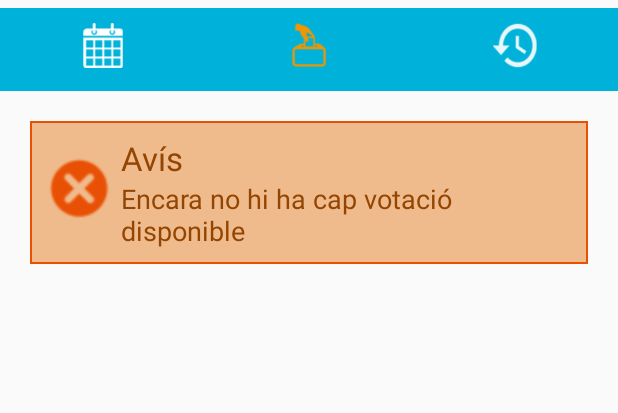
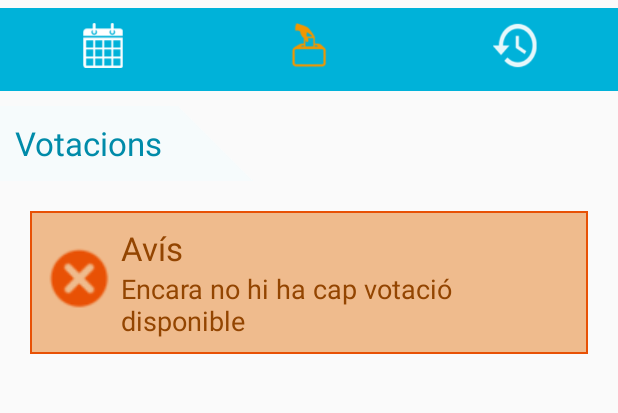
Before and after one commit to ericguti90/BBS_Access, an Android app: the ListActivity screen opened directly, with no data from a screen before it, after a tap on an icon or button, on a phone screen of 412 x 824 dp, the part 83-496 px from its top. Run offline under Robolectric (Android 15) with nearby library versions, the light colour scheme and no system bars.

Commit message:
add titles

```diff
--- a/app/src/main/java/es/cat/cofb/bbsaccess/Presentation/ListActivity.java
+++ b/app/src/main/java/es/cat/cofb/bbsaccess/Presentation/ListActivity.java
@@ -57,7 +57,7 @@ public class ListActivity extends AppCompatActivity implements View.OnClickListe
     RecyclerView eventos;
     private LinearLayoutManager mLinearLayout;
     HttpURLConnection con;
-    TextView txtError;
+    TextView txtError, textList;
     LinearLayout lyError;
     private int user = 5;
 
@@ -69,6 +69,7 @@ public class ListActivity extends AppCompatActivity implements View.OnClickListe
         eventos = (RecyclerView) findViewById(R.id.LstListado);
         drawerLayout = (DrawerLayout)findViewById(R.id.drawer_layout);
         txtError = (TextView) findViewById(R.id.textView31);
+        textList = (TextView) findViewById(R.id.textList);
         lyError = (LinearLayout) findViewById(R.id.avisError);
         navView = (NavigationView)findViewById(R.id.navview);
         navView.setNavigationItemSelectedListener(
@@ -200,6 +201,7 @@ public class ListActivity extends AppCompatActivity implements View.OnClickListe
                 if(actual != "event") {
                     actual = "event";
                     //frgListado.setList(datos);
+                    textList.setText("Esdeveniments");
                     setImgStatus(R.drawable.event_push, R.drawable.votation, R.drawable.history);
                     if(api.getEventos().size() == 0) {
                         eventos.setVisibility(View.GONE);
@@ -215,6 +217,7 @@ public class ListActivity extends AppCompatActivity implements View.OnClickListe
             case R.id.votationIcon:
                 if(actual != "votation") {
                     actual = "votation";
+                    textList.setText("Votacions");
                     //frgListado.setList(datos);
                     setImgStatus(R.drawable.event, R.drawable.votation_push, R.drawable.history);
                     if(api.getVotaciones().size() == 0) eventos.setVisibility(View.GONE);
@@ -229,6 +232,7 @@ public class ListActivity extends AppCompatActivity implements View.OnClickListe
             case R.id.historyIcon:
                 if(actual != "history") {
                     actual = "history";
+                    textList.setText("Històrics");
                     //frgListado.setList(datos);
                     setImgStatus(R.drawable.event, R.drawable.votation, R.drawable.history_push);
                     if(api.getHistorico().size() == 0) eventos.setVisibility(View.GONE);
--- a/app/src/main/res/layout/activity_list_content.xml
+++ b/app/src/main/res/layout/activity_list_content.xml
@@ -86,6 +86,32 @@
             android:clickable="true" />
     </LinearLayout>
 
+    <LinearLayout
+        android:orientation="horizontal"
+        android:layout_width="match_parent"
+        android:layout_height="50dp"
+        android:layout_gravity="center_horizontal"
+        android:layout_marginTop="10dp">
+
+        <TextView
+            android:layout_width="wrap_content"
+            android:layout_height="match_parent"
+            android:textAppearance="?android:attr/textAppearanceLarge"
+            android:text="Esdeveniments"
+            android:id="@+id/textList"
+            android:textColor="#008ba9"
+            android:background="#F6FBFC"
+            android:padding="10dp" />
+
+        <ImageView
+            android:layout_width="wrap_content"
+            android:layout_height="wrap_content"
+            android:id="@+id/imageView2"
+            android:src="@drawable/titulo_final"
+            android:layout_marginLeft="-5dp" />
+
+    </LinearLayout>
+
     <!-- <fragment xmlns:android="http://schemas.android.com/apk/res/android"
         class="es.cat.cofb.bbsaccess.Fragments.FragmentList"
         android:id="@+id/FrgListado"
```
Also changed, not shown: app/src/main/res/mipmap-hdpi/ic_launcher.png, app/src/main/res/mipmap-mdpi/ic_launcher.png, app/src/main/res/mipmap-xhdpi/ic_launcher.png, app/src/main/res/mipmap-xxhdpi/ic_launcher.png.
